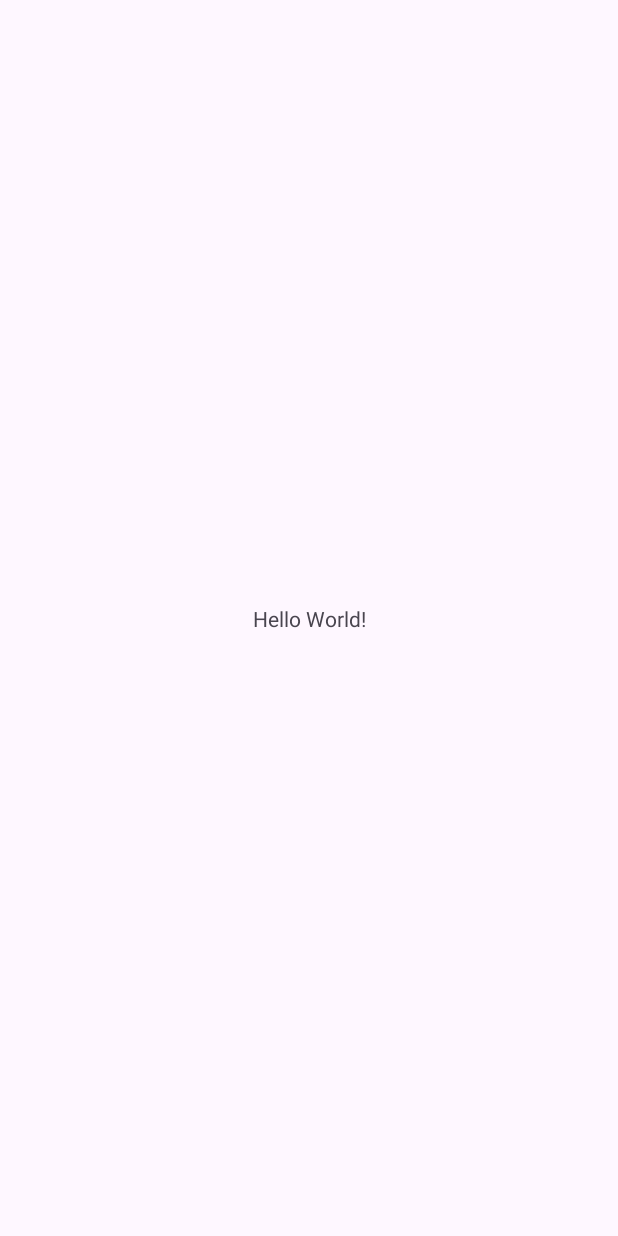
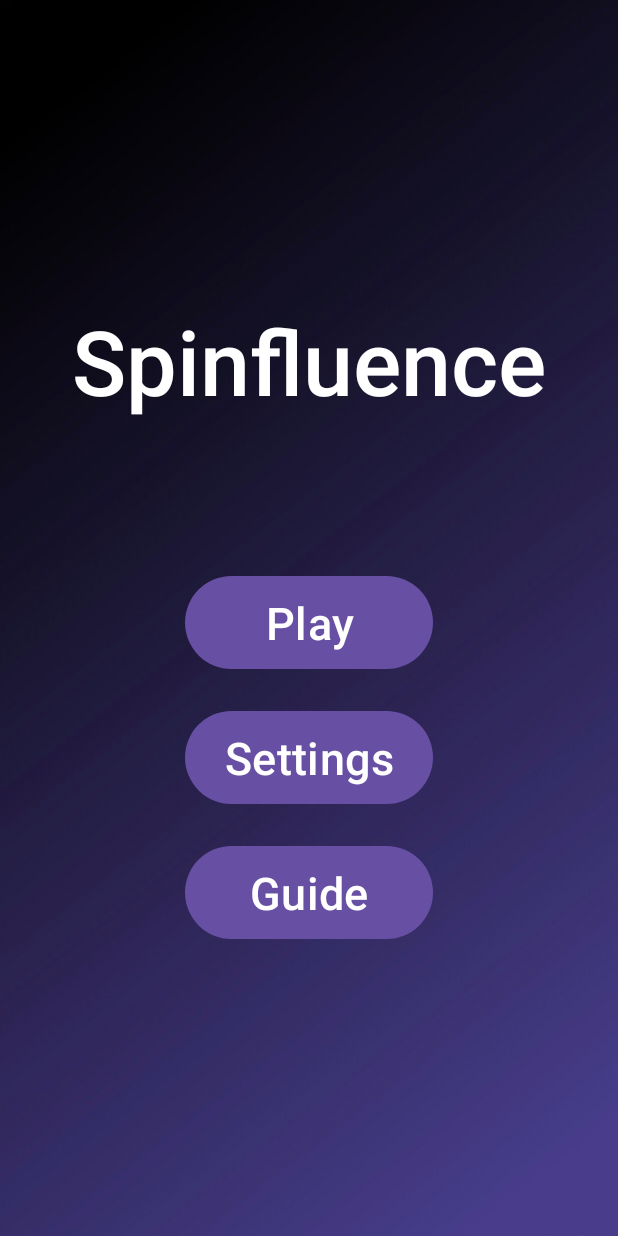
Before and after one commit to Ib1za94/ChooserApp, an Android app: the screen it shows after launch (MainActivity), on a phone screen of 412 x 824 dp. Before the commit the screen is almost empty. Run offline under Robolectric (Android 15) with nearby library versions, the light colour scheme and no system bars.

```diff
--- a/app/build.gradle.kts
+++ b/app/build.gradle.kts
@@ -36,7 +36,6 @@ android {
 }
 
 dependencies {
-
     implementation(libs.androidx.core.ktx)
     implementation(libs.androidx.appcompat)
     implementation(libs.material)
@@ -45,4 +44,5 @@ dependencies {
     testImplementation(libs.junit)
     androidTestImplementation(libs.androidx.junit)
     androidTestImplementation(libs.androidx.espresso.core)
+
 }
--- a/app/src/main/java/com/example/chooserapp/MainActivity.kt
+++ b/app/src/main/java/com/example/chooserapp/MainActivity.kt
@@ -9,12 +9,6 @@ import androidx.core.view.WindowInsetsCompat
 class MainActivity : AppCompatActivity() {
     override fun onCreate(savedInstanceState: Bundle?) {
         super.onCreate(savedInstanceState)
-        enableEdgeToEdge()
         setContentView(R.layout.activity_main)
-        ViewCompat.setOnApplyWindowInsetsListener(findViewById(R.id.main)) { v, insets ->
-            val systemBars = insets.getInsets(WindowInsetsCompat.Type.systemBars())
-            v.setPadding(systemBars.left, systemBars.top, systemBars.right, systemBars.bottom)
-            insets
-        }
     }
 }
--- /dev/null
+++ b/app/src/main/res/drawable/rounded_gradient.xml
@@ -0,0 +1,10 @@
+<?xml version="1.0" encoding="utf-8"?>
+<shape xmlns:android="http://schemas.android.com/apk/res/android"
+    android:shape="rectangle">
+    <gradient
+        android:startColor="#3E1567"
+        android:endColor="#FF6750A4"
+        android:angle="45"/>
+    <corners android:radius="180dp"/>
+
+</shape>
--- a/app/src/main/res/layout/activity_main.xml
+++ b/app/src/main/res/layout/activity_main.xml
@@ -7,11 +7,58 @@
     android:layout_height="match_parent"
     tools:context=".MainActivity">
 
+    <ImageView
+        android:id="@+id/imageView2"
+        android:layout_width="fill_parent"
+        android:layout_height="fill_parent"
+        android:background="@drawable/main_screen_background"
+        tools:layout_editor_absoluteX="-3dp"
+        tools:layout_editor_absoluteY="-3dp" />
+
+    <Button
+        android:id="@+id/button1"
+        android:layout_width="165sp"
+        android:layout_height="70sp"
+        android:layout_marginTop="20dp"
+        android:text="Settings"
+        android:textSize="30sp"
+        app:layout_constraintEnd_toEndOf="parent"
+        app:layout_constraintStart_toStartOf="parent"
+        app:layout_constraintTop_toBottomOf="@+id/button4" />
+
+    <Button
+        android:id="@+id/button2"
+        android:layout_width="165sp"
+        android:layout_height="70sp"
+        android:layout_marginTop="20dp"
+        android:text="Guide"
+        android:textSize="30sp"
+        app:layout_constraintEnd_toEndOf="parent"
+        app:layout_constraintStart_toStartOf="parent"
+        app:layout_constraintTop_toBottomOf="@+id/button1" />
+
+    <Button
+        android:id="@+id/button4"
+        android:layout_width="165sp"
+        android:layout_height="70sp"
+        android:layout_marginTop="380dp"
+        android:text="Play"
+        android:textSize="30sp"
+        app:layout_constraintEnd_toEndOf="parent"
+        app:layout_constraintStart_toStartOf="parent"
+        app:layout_constraintTop_toTopOf="parent"
+        app:strokeColor="#FAFAFA" />
+
     <TextView
+        android:id="@+id/textView3"
         android:layout_width="wrap_content"
         android:layout_height="wrap_content"
-        android:text="Hello World!"
-        app:layout_constraintBottom_toBottomOf="parent"
+        android:layout_marginTop="200dp"
+        android:fontFamily="sans-serif"
+        android:text="Spinfluence"
+        android:textColor="#FFFFFF"
+        android:textFontWeight="600"
+        android:textSize="60sp"
         app:layout_constraintEnd_toEndOf="parent"
         app:layout_constraintStart_toStartOf="parent"
         app:layout_constraintTop_toTopOf="parent" />
--- a/app/src/main/res/layout/welcome_screen.xml
+++ b/app/src/main/res/layout/welcome_screen.xml
@@ -7,13 +7,13 @@
 
     <ImageView
         android:id="@+id/imageView"
-        android:layout_width="455dp"
-        android:layout_height="834dp"
+        android:layout_width="fill_parent"
+        android:layout_height="fill_parent"
         app:layout_constraintBottom_toBottomOf="parent"
         app:layout_constraintEnd_toEndOf="parent"
         app:layout_constraintStart_toStartOf="parent"
         app:layout_constraintTop_toTopOf="parent"
-        app:srcCompat="@drawable/welcome_screen_background" />
+        android:background="@drawable/welcome_screen_background" />
 
     <Button
         android:id="@+id/button"
@@ -34,7 +34,7 @@
         android:id="@+id/textView"
         android:layout_width="396dp"
         android:layout_height="110dp"
-        android:layout_marginTop="260dp"
+        android:layout_marginTop="240dp"
         android:elevation="20dp"
         android:fontFamily="@font/roboto"
         android:shadowColor="#7F000000"
@@ -57,7 +57,7 @@
         android:gravity="center"
         android:text="Tap, connect, and discover the chosen one. Enjoy the thrill of surprise and share the joy with your friends.  Let the colorful journey unfold "
         android:textColor="#ECECEC"
-        android:textSize="17sp"
+        android:textSize="15sp"
         app:layout_constraintBottom_toBottomOf="parent"
         app:layout_constraintEnd_toEndOf="parent"
         app:layout_constraintStart_toStartOf="parent" />
--- a/gradle/libs.versions.toml
+++ b/gradle/libs.versions.toml
@@ -16,7 +16,7 @@ junit = { group = "junit", name = "junit", version.ref = "junit" }
 androidx-junit = { group = "androidx.test.ext", name = "junit", version.ref = "junitVersion" }
 androidx-espresso-core = { group = "androidx.test.espresso", name = "espresso-core", version.ref = "espressoCore" }
 androidx-appcompat = { group = "androidx.appcompat", name = "appcompat", version.ref = "appcompat" }
-material = { group = "com.google.android.material", name = "material", version.ref = "material" }
+material = { group = "com.google.android.material", name = "material", version = "1.11.0" }
 androidx-activity = { group = "androidx.activity", name = "activity", version.ref = "activity" }
 androidx-constraintlayout = { group = "androidx.constraintlayout", name = "constraintlayout", version.ref = "constraintlayout" }
 
```
Also changed, not shown: app/src/main/res/drawable/main_screen_background.jpeg (added).
